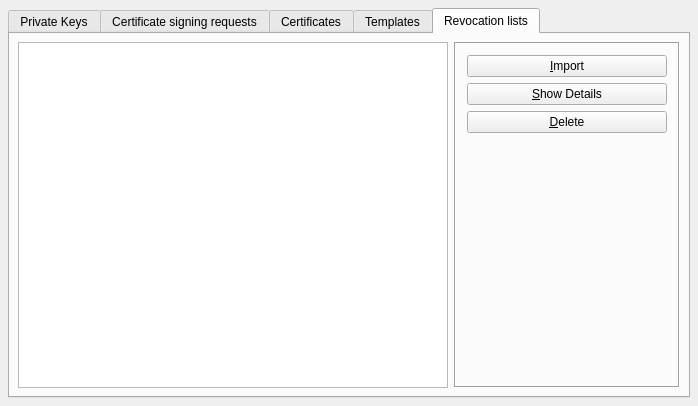
chris2511/xca, file ui/MainWindow.ui: the form before one commit.
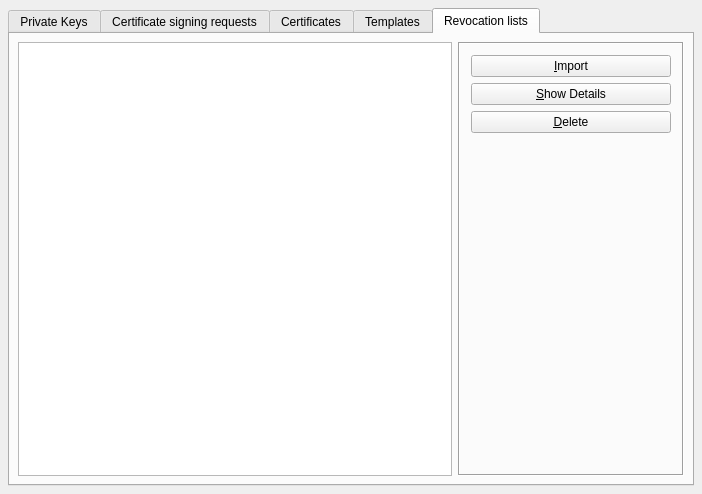
The form after the commit. The open tabs and pages were chosen to show the change. Custom widgets are drawn as their Qt base class.

```diff
--- a/ui/MainWindow.ui
+++ b/ui/MainWindow.ui
@@ -8,8 +8,8 @@
    <rect>
     <x>0</x>
     <y>0</y>
-    <width>698</width>
-    <height>369</height>
+    <width>702</width>
+    <height>494</height>
    </rect>
   </property>
   <property name="windowTitle" >
@@ -505,7 +505,7 @@
          <number>6</number>
         </property>
         <item>
-         <widget class="QTreeView" name="treeView_5" />
+         <widget class="XcaTreeView" name="crlView" />
         </item>
         <item>
          <widget class="QFrame" name="FrameAA_2" >
```
Left out of the diff: 4 changed lines with no effect on the pictures.
